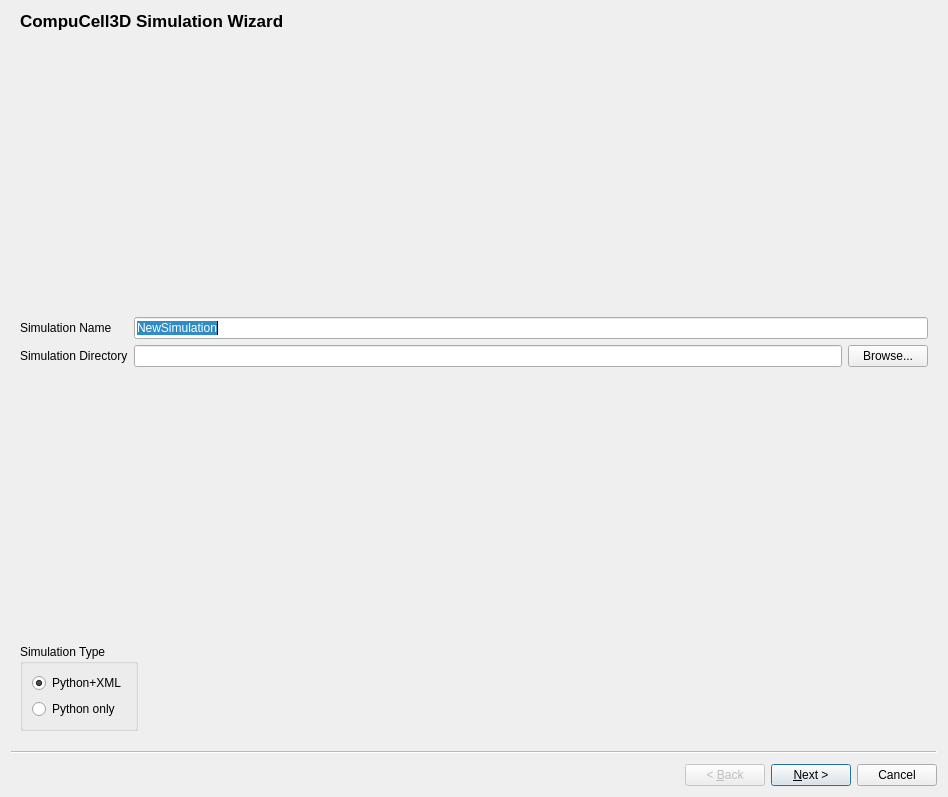
First picture: the form in cc3d/twedit5/Plugins/CC3DProject/NewSimulationWizard.ui, repository CompuCell3D/cc3d-twedit5, before the edit.
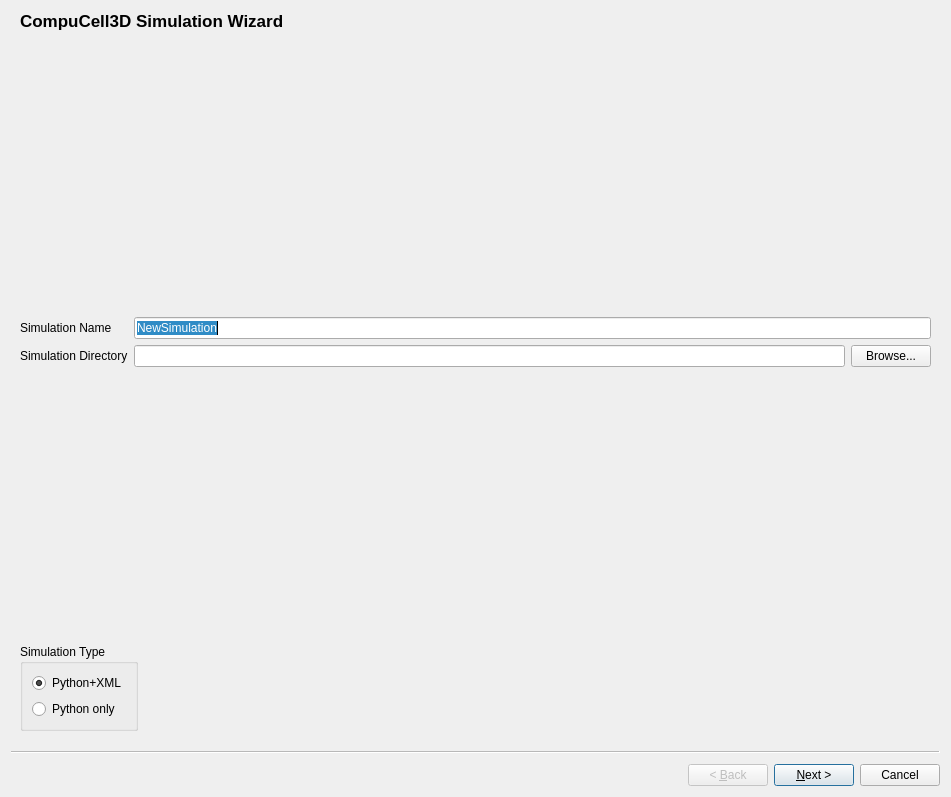
Second picture: the form after the edit.

Commit message: Gave appropriate wizard page object name instead of wizardPage1, etc

The edit to the form file:
```diff
--- a/cc3d/twedit5/Plugins/CC3DProject/NewSimulationWizard.ui
+++ b/cc3d/twedit5/Plugins/CC3DProject/NewSimulationWizard.ui
@@ -6,7 +6,7 @@
    <rect>
     <x>0</x>
     <y>0</y>
-    <width>948</width>
+    <width>951</width>
     <height>797</height>
    </rect>
   </property>
```
Left out of the diff: 41 changed lines with no effect on the pictures. The commit also changes 1 other file.
